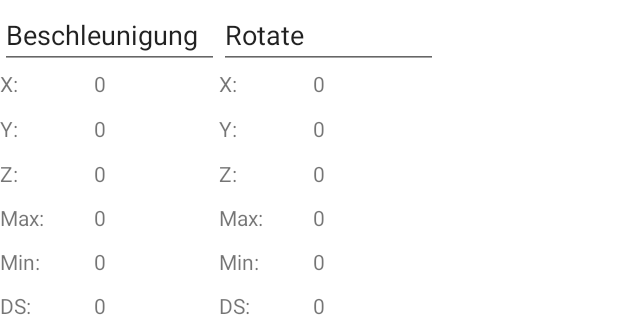
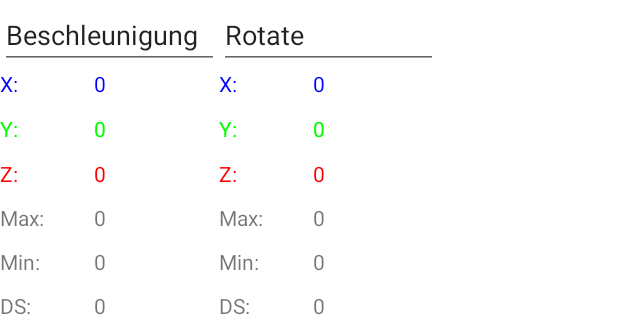
Before and after one commit to SkyTheLie/SensorDaten, an Android app: the screen it shows after launch (MainActivity), on a phone screen of 412 x 824 dp, the part 268-588 px from its top. Run offline under Robolectric (Android 15) with nearby library versions, the phone set to English and light mode, and no system bars; libraries missing offline, so code that uses them is left out: com.jjoe64.graphview; plain views replace GraphView; 37 statements that could not run were skipped.

Commit message:
Color added

```diff
--- a/app/src/main/java/com/example/sensordaten/GraphFragment.java
+++ b/app/src/main/java/com/example/sensordaten/GraphFragment.java
@@ -40,7 +40,13 @@ public class GraphFragment extends Fragment {
     TextView tvXG;
     TextView tvYG;
     TextView tvZG;
+    TextView tvXGName;
+    TextView tvYGName;
+    TextView tvZGName;
     TextView tvXA;
+    TextView tvXAName;
+    TextView tvYAName;
+    TextView tvZAName;
     TextView tvYA;
     TextView tvZA;
     TextView tvMinA;
@@ -127,10 +133,28 @@ public class GraphFragment extends Fragment {
         tvXG = view.findViewById(R.id.textView5);
         tvYG = view.findViewById(R.id.textView9);
         tvZG = view.findViewById(R.id.textView13);
+        tvXGName = view.findViewById(R.id.textView4);
+        tvYGName = view.findViewById(R.id.textView8);
+        tvZGName = view.findViewById(R.id.textView12);
+        tvXG.setTextColor(Color.BLUE);
+        tvXGName.setTextColor(Color.BLUE);
+        tvYG.setTextColor(Color.GREEN);
+        tvYGName.setTextColor(Color.GREEN);
+        tvZG.setTextColor(Color.RED);
+        tvZGName.setTextColor(Color.RED);
 
         tvXA = view.findViewById(R.id.textView3);
         tvYA = view.findViewById(R.id.textView7);
         tvZA = view.findViewById(R.id.textView11);
+        tvXAName = view.findViewById(R.id.textView2);
+        tvYAName = view.findViewById(R.id.textView6);
+        tvZAName = view.findViewById(R.id.textView10);
+        tvXA.setTextColor(Color.BLUE);
+        tvXAName.setTextColor(Color.BLUE);
+        tvYA.setTextColor(Color.GREEN);
+        tvYAName.setTextColor(Color.GREEN);
+        tvZA.setTextColor(Color.RED);
+        tvZAName.setTextColor(Color.RED);
 
         tvMinA = view.findViewById(R.id.textView24);
         tvMaxA = view.findViewById(R.id.textView19);
@@ -290,6 +314,8 @@ public class GraphFragment extends Fragment {
         xyWertAZ.setColor(Color.RED);
 
 
+
+
         graphG = view.findViewById(R.id.graphViewG);
         graphG.getViewport().setYAxisBoundsManual(false);
         graphG.getViewport().setXAxisBoundsManual(true);
```
